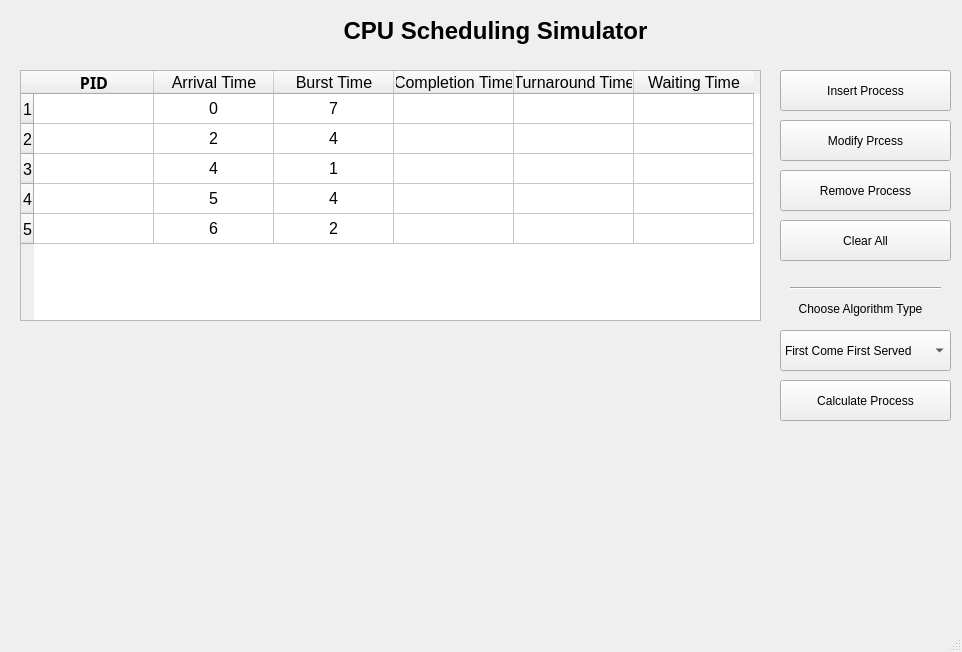
Osama-Gamal/CPU-Scheduling-Simulator, file CPUSchedulingWindow.ui: the form before one commit.
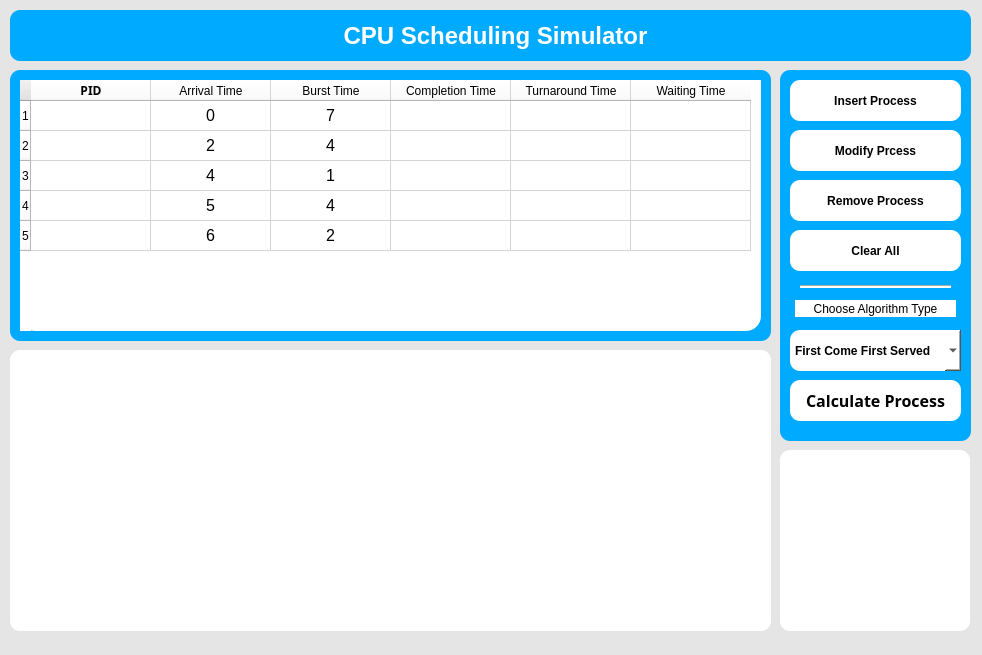
The form after the commit.

Commit message: change color Design

Diff of the .ui file:
```diff
--- a/CPUSchedulingWindow.ui
+++ b/CPUSchedulingWindow.ui
@@ -9,13 +9,16 @@
    <rect>
     <x>0</x>
     <y>0</y>
-    <width>962</width>
-    <height>652</height>
+    <width>982</width>
+    <height>655</height>
    </rect>
   </property>
   <property name="windowTitle">
    <string>MainWindow</string>
   </property>
+  <property name="styleSheet">
+   <string notr="true">background-color: rgb(229, 229, 229);</string>
+  </property>
   <property name="iconSize">
    <size>
     <width>22</width>
@@ -27,7 +30,7 @@
     <property name="geometry">
      <rect>
       <x>20</x>
-      <y>70</y>
+      <y>80</y>
       <width>741</width>
       <height>251</height>
      </rect>
@@ -37,6 +40,11 @@
       <pointsize>12</pointsize>
      </font>
     </property>
+    <property name="styleSheet">
+     <string notr="true">color: rgb(0, 0, 0);
+background-color: rgb(255, 255, 255);
+border-radius: 15px;</string>
+    </property>
     <property name="sizeAdjustPolicy">
      <enum>QAbstractScrollArea::AdjustIgnored</enum>
     </property>
@@ -226,7 +234,7 @@
     <property name="geometry">
      <rect>
       <x>330</x>
-      <y>10</y>
+      <y>15</y>
       <width>331</width>
       <height>41</height>
      </rect>
@@ -244,6 +252,11 @@
     <property name="autoFillBackground">
      <bool>false</bool>
     </property>
+    <property name="styleSheet">
+     <string notr="true">
+color: rgb(255, 255, 255);
+background-color: rgb(0, 170, 255);</string>
+    </property>
     <property name="text">
      <string>CPU Scheduling Simulator</string>
     </property>
@@ -254,12 +267,20 @@
    <widget class="QPushButton" name="insertProcess">
     <property name="geometry">
      <rect>
-      <x>780</x>
-      <y>70</y>
+      <x>790</x>
+      <y>80</y>
       <width>171</width>
       <height>41</height>
      </rect>
     </property>
+    <property name="styleSheet">
+     <string notr="true">background-color: rgb(255, 255, 255);
+color: rgb(0, 0, 0);
+font: 75 12pt &quot;Fira Sans&quot;;
+border-radius: 10px;
+font-weight: bold;
+</string>
+    </property>
     <property name="text">
      <string>Insert Process</string>
     </property>
@@ -267,12 +288,19 @@
    <widget class="QPushButton" name="modifyDataBtn">
     <property name="geometry">
      <rect>
-      <x>780</x>
-      <y>120</y>
+      <x>790</x>
+      <y>130</y>
       <width>171</width>
       <height>41</height>
      </rect>
     </property>
+    <property name="styleSheet">
+     <string notr="true">background-color: rgb(255, 255, 255);
+color: rgb(0, 0, 0);
+font: 75 12pt &quot;Fira Sans&quot;;
+border-radius: 10px;
+font-weight: bold;</string>
+    </property>
     <property name="text">
      <string>Modify Prcess</string>
     </property>
@@ -280,12 +308,19 @@
    <widget class="QPushButton" name="removeProcessBtn">
     <property name="geometry">
      <rect>
-      <x>780</x>
-      <y>170</y>
+      <x>790</x>
+      <y>180</y>
       <width>171</width>
       <height>41</height>
      </rect>
     </property>
+    <property name="styleSheet">
+     <string notr="true">background-color: rgb(255, 255, 255);
+color: rgb(0, 0, 0);
+font: 75 12pt &quot;Fira Sans&quot;;
+border-radius: 10px;
+font-weight: bold;</string>
+    </property>
     <property name="text">
      <string>Remove Process</string>
     </property>
@@ -293,12 +328,17 @@
    <widget class="QLabel" name="label_2">
     <property name="geometry">
      <rect>
-      <x>780</x>
+      <x>795</x>
       <y>300</y>
       <width>161</width>
       <height>17</height>
      </rect>
     </property>
+    <property name="styleSheet">
+     <string notr="true">color: rgb(0, 0, 0);
+background-color: rgb(255, 255, 255);
+border-radius: 10px;</string>
+    </property>
     <property name="text">
      <string>Choose Algorithm Type</string>
     </property>
@@ -309,12 +349,19 @@
    <widget class="QComboBox" name="algorithmBox">
     <property name="geometry">
      <rect>
-      <x>780</x>
+      <x>790</x>
       <y>330</y>
       <width>171</width>
       <height>41</height>
      </rect>
     </property>
+    <property name="styleSheet">
+     <string notr="true">background-color: rgb(255, 255, 255);
+color: rgb(0, 0, 0);
+font: 75 12pt &quot;Fira Sans&quot;;
+border-radius: 10px;
+font-weight: bold;</string>
+    </property>
     <item>
      <property name="text">
       <string>First Come First Served</string>
@@ -339,12 +386,28 @@
    <widget class="QPushButton" name="calculateBtn">
     <property name="geometry">
      <rect>
-      <x>780</x>
+      <x>790</x>
       <y>380</y>
       <width>171</width>
       <height>41</height>
      </rect>
     </property>
+    <property name="font">
+     <font>
+      <family>Fira Sans</family>
+      <pointsize>12</pointsize>
+      <weight>75</weight>
+      <italic>false</italic>
+      <bold>true</bold>
+     </font>
+    </property>
+    <property name="styleSheet">
+     <string notr="true">background-color: rgb(255, 255, 255);
+color: rgb(0, 0, 0);
+font: 75 12pt &quot;Fira Sans&quot;;
+border-radius: 10px;
+font-weight: bold;</string>
+    </property>
     <property name="text">
      <string>Calculate Process</string>
     </property>
@@ -352,12 +415,19 @@
    <widget class="QPushButton" name="clearTableBtn">
     <property name="geometry">
      <rect>
-      <x>780</x>
-      <y>220</y>
+      <x>790</x>
+      <y>230</y>
       <width>171</width>
       <height>41</height>
      </rect>
     </property>
+    <property name="styleSheet">
+     <string notr="true">background-color: rgb(255, 255, 255);
+color: rgb(0, 0, 0);
+font: 75 12pt &quot;Fira Sans&quot;;
+border-radius: 10px;
+font-weight: bold;</string>
+    </property>
     <property name="text">
      <string>Clear All</string>
     </property>
@@ -365,38 +435,131 @@
    <widget class="QWidget" name="verticalLayoutWidget">
     <property name="geometry">
      <rect>
-      <x>20</x>
-      <y>330</y>
-      <width>741</width>
-      <height>291</height>
+      <x>10</x>
+      <y>350</y>
+      <width>761</width>
+      <height>281</height>
      </rect>
     </property>
-    <layout class="QVBoxLayout" name="plotBox"/>
+    <property name="styleSheet">
+     <string notr="true">background-color: rgb(255, 255, 255);
+color: rgb(0, 0, 0);
+border-radius: 10px;</string>
+    </property>
+    <layout class="QVBoxLayout" name="plotBox">
+     <property name="topMargin">
+      <number>1</number>
+     </property>
+    </layout>
    </widget>
    <widget class="QWidget" name="verticalLayoutWidget_2">
     <property name="geometry">
      <rect>
       <x>780</x>
-      <y>430</y>
-      <width>171</width>
-      <height>191</height>
+      <y>450</y>
+      <width>190</width>
+      <height>181</height>
      </rect>
     </property>
+    <property name="styleSheet">
+     <string notr="true">background-color: rgb(255, 255, 255);
+border-radius: 10px;</string>
+    </property>
     <layout class="QVBoxLayout" name="plotBox2"/>
    </widget>
    <widget class="Line" name="line">
     <property name="geometry">
      <rect>
-      <x>790</x>
-      <y>280</y>
+      <x>800</x>
+      <y>285</y>
       <width>151</width>
-      <height>16</height>
+      <height>3</height>
      </rect>
     </property>
+    <property name="styleSheet">
+     <string notr="true">background-color: rgb(255, 255, 255);</string>
+    </property>
     <property name="orientation">
      <enum>Qt::Horizontal</enum>
     </property>
    </widget>
+   <widget class="QFrame" name="frame">
+    <property name="geometry">
+     <rect>
+      <x>10</x>
+      <y>70</y>
+      <width>761</width>
+      <height>271</height>
+     </rect>
+    </property>
+    <property name="styleSheet">
+     <string notr="true">background-color: rgb(0, 170, 255);
+border-radius: 10px;
+</string>
+    </property>
+    <property name="frameShape">
+     <enum>QFrame::StyledPanel</enum>
+    </property>
+    <property name="frameShadow">
+     <enum>QFrame::Raised</enum>
+    </property>
+   </widget>
+   <widget class="QFrame" name="frame_2">
+    <property name="geometry">
+     <rect>
+      <x>780</x>
+      <y>70</y>
+      <width>191</width>
+      <height>371</height>
+     </rect>
+    </property>
+    <property name="styleSheet">
+     <string notr="true">background-color: rgb(0, 170, 255);
+border-radius: 10px;</string>
+    </property>
+    <property name="frameShape">
+     <enum>QFrame::StyledPanel</enum>
+    </property>
+    <property name="frameShadow">
+     <enum>QFrame::Raised</enum>
+    </property>
+   </widget>
+   <widget class="QFrame" name="frame_3">
+    <property name="geometry">
+     <rect>
+      <x>10</x>
+      <y>10</y>
+      <width>961</width>
+      <height>51</height>
+     </rect>
+    </property>
+    <property name="styleSheet">
+     <string notr="true">background-color: rgb(0, 170, 255);
+border-radius: 10px;
+</string>
+    </property>
+    <property name="frameShape">
+     <enum>QFrame::StyledPanel</enum>
+    </property>
+    <property name="frameShadow">
+     <enum>QFrame::Raised</enum>
+    </property>
+   </widget>
+   <zorder>frame_3</zorder>
+   <zorder>frame_2</zorder>
+   <zorder>frame</zorder>
+   <zorder>processTable</zorder>
+   <zorder>label</zorder>
+   <zorder>insertProcess</zorder>
+   <zorder>modifyDataBtn</zorder>
+   <zorder>removeProcessBtn</zorder>
+   <zorder>label_2</zorder>
+   <zorder>algorithmBox</zorder>
+   <zorder>calculateBtn</zorder>
+   <zorder>clearTableBtn</zorder>
+   <zorder>verticalWidget</zorder>
+   <zorder>verticalWidget_2</zorder>
+   <zorder>line</zorder>
   </widget>
   <widget class="QStatusBar" name="statusbar"/>
  </widget>
```
Left out of the diff: 4 changed lines with no effect on the pictures. The commit also changes 2 other files.
